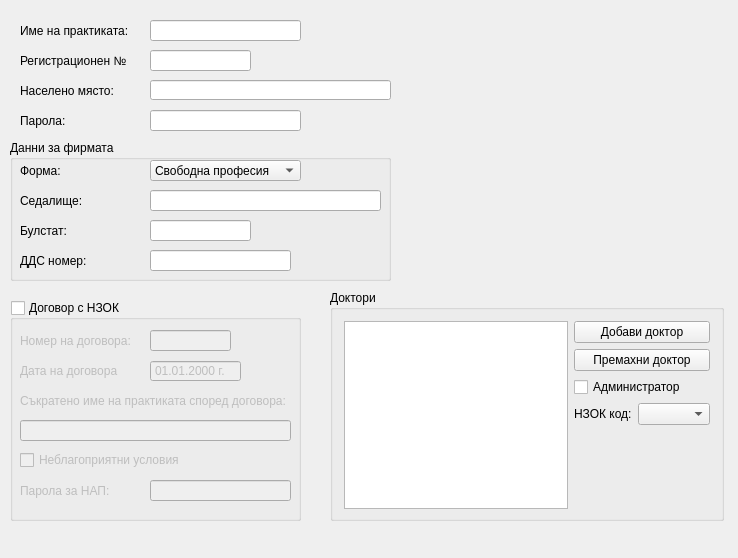
Qt form src/View/Widgets/PracticeSettings.ui (thefinalcutbg/DinoDent) before a commit.
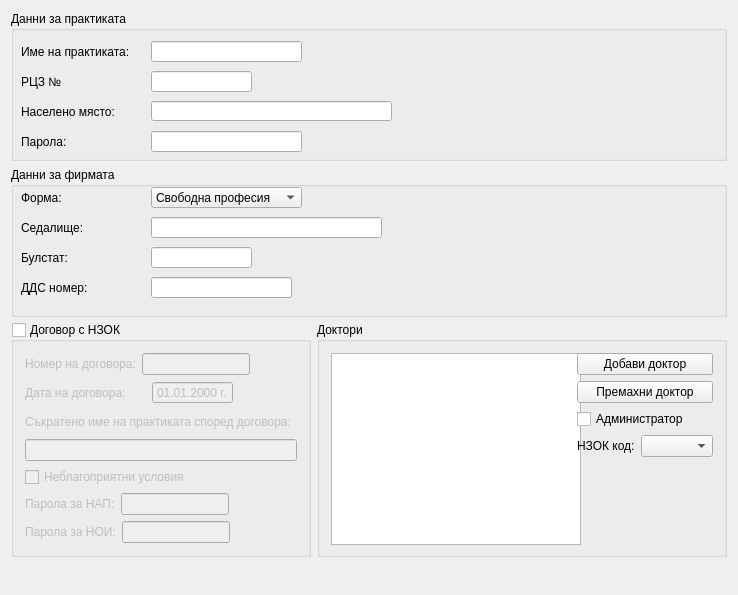
The same form after that commit. Custom widgets are drawn as their Qt base class.

Commit message: Nssi service and pass added

Patch:
```diff
--- a/src/View/Widgets/PracticeSettings.ui
+++ b/src/View/Widgets/PracticeSettings.ui
@@ -7,43 +7,37 @@
     <x>0</x>
     <y>0</y>
     <width>738</width>
-    <height>558</height>
+    <height>595</height>
    </rect>
   </property>
+  <property name="minimumSize">
+   <size>
+    <width>738</width>
+    <height>595</height>
+   </size>
+  </property>
   <property name="windowTitle">
    <string>PracticeSettings</string>
   </property>
-  <widget class="QLabel" name="label">
-   <property name="geometry">
-    <rect>
-     <x>20</x>
-     <y>20</y>
-     <width>121</width>
-     <height>21</height>
-    </rect>
-   </property>
-   <property name="text">
-    <string>Име на практиката:</string>
-   </property>
-  </widget>
-  <widget class="QLabel" name="label_2">
-   <property name="geometry">
-    <rect>
-     <x>20</x>
-     <y>50</y>
-     <width>121</width>
-     <height>21</height>
-    </rect>
-   </property>
-   <property name="text">
-    <string>Регистрационен №</string>
-   </property>
-  </widget>
+  <layout class="QVBoxLayout" name="verticalLayout_3">
+   <item>
+    <layout class="QVBoxLayout" name="verticalLayout_2">
+     <item>
+      <widget class="QGroupBox" name="groupBox_3">
+       <property name="minimumSize">
+        <size>
+         <width>0</width>
+         <height>150</height>
+        </size>
+       </property>
+       <property name="title">
+        <string>Данни за практиката</string>
+       </property>
   <widget class="LineEdit" name="practiceNameEdit">
    <property name="geometry">
     <rect>
-     <x>150</x>
-     <y>20</y>
+          <x>140</x>
+          <y>30</y>
      <width>151</width>
      <height>21</height>
     </rect>
@@ -61,8 +55,8 @@
   <widget class="LineEdit" name="rziEdit">
    <property name="geometry">
     <rect>
-     <x>150</x>
-     <y>50</y>
+          <x>140</x>
+          <y>60</y>
      <width>101</width>
      <height>21</height>
     </rect>
@@ -71,11 +65,91 @@
     <number>10</number>
    </property>
   </widget>
+       <widget class="AutoCompleteLineEdit" name="activityAddressEdit">
+        <property name="geometry">
+         <rect>
+          <x>140</x>
+          <y>90</y>
+          <width>241</width>
+          <height>20</height>
+         </rect>
+        </property>
+        <property name="sizePolicy">
+         <sizepolicy hsizetype="Preferred" vsizetype="Fixed">
+          <horstretch>0</horstretch>
+          <verstretch>0</verstretch>
+         </sizepolicy>
+        </property>
+        <property name="maxLength">
+         <number>68</number>
+        </property>
+       </widget>
+       <widget class="QLabel" name="label_2">
+        <property name="geometry">
+         <rect>
+          <x>10</x>
+          <y>60</y>
+          <width>121</width>
+          <height>21</height>
+         </rect>
+        </property>
+        <property name="text">
+         <string>РЦЗ №</string>
+        </property>
+       </widget>
+       <widget class="QLabel" name="label">
+        <property name="geometry">
+         <rect>
+          <x>10</x>
+          <y>30</y>
+          <width>121</width>
+          <height>21</height>
+         </rect>
+        </property>
+        <property name="text">
+         <string>Име на практиката:</string>
+        </property>
+       </widget>
+       <widget class="QLabel" name="label_12">
+        <property name="geometry">
+         <rect>
+          <x>10</x>
+          <y>120</y>
+          <width>111</width>
+          <height>21</height>
+         </rect>
+        </property>
+        <property name="text">
+         <string>Парола:</string>
+        </property>
+       </widget>
+       <widget class="LineEdit" name="passEdit">
+        <property name="geometry">
+         <rect>
+          <x>140</x>
+          <y>120</y>
+          <width>151</width>
+          <height>21</height>
+         </rect>
+        </property>
+        <property name="sizePolicy">
+         <sizepolicy hsizetype="Preferred" vsizetype="Fixed">
+          <horstretch>0</horstretch>
+          <verstretch>0</verstretch>
+         </sizepolicy>
+        </property>
+        <property name="maxLength">
+         <number>100</number>
+        </property>
+        <property name="echoMode">
+         <enum>QLineEdit::Normal</enum>
+        </property>
+       </widget>
   <widget class="QLabel" name="label_8">
    <property name="geometry">
     <rect>
-     <x>20</x>
-     <y>80</y>
+          <x>10</x>
+          <y>90</y>
      <width>111</width>
      <height>21</height>
     </rect>
@@ -84,14 +158,166 @@
     <string>Населено място:</string>
    </property>
   </widget>
+      </widget>
+     </item>
+     <item>
+      <widget class="QGroupBox" name="groupBox_2">
+       <property name="minimumSize">
+        <size>
+         <width>0</width>
+         <height>150</height>
+        </size>
+       </property>
+       <property name="title">
+        <string>Данни за фирмата</string>
+       </property>
+       <widget class="QComboBox" name="comboBox">
+        <property name="geometry">
+         <rect>
+          <x>140</x>
+          <y>20</y>
+          <width>151</width>
+          <height>21</height>
+         </rect>
+        </property>
+        <item>
+         <property name="text">
+          <string>Свободна професия</string>
+         </property>
+        </item>
+        <item>
+         <property name="text">
+          <string>ЕТ</string>
+         </property>
+        </item>
+        <item>
+         <property name="text">
+          <string>ЕООД</string>
+         </property>
+        </item>
+        <item>
+         <property name="text">
+          <string>ООД</string>
+         </property>
+        </item>
+        <item>
+         <property name="text">
+          <string>ЕАД</string>
+         </property>
+        </item>
+        <item>
+         <property name="text">
+          <string>АД</string>
+         </property>
+        </item>
+       </widget>
+       <widget class="LineEdit" name="firmAddressEdit">
+        <property name="geometry">
+         <rect>
+          <x>140</x>
+          <y>50</y>
+          <width>231</width>
+          <height>21</height>
+         </rect>
+        </property>
+        <property name="sizePolicy">
+         <sizepolicy hsizetype="Expanding" vsizetype="Fixed">
+          <horstretch>0</horstretch>
+          <verstretch>0</verstretch>
+         </sizepolicy>
+        </property>
+        <property name="maxLength">
+         <number>100</number>
+        </property>
+       </widget>
+       <widget class="LineEdit" name="vatEdit">
+        <property name="geometry">
+         <rect>
+          <x>140</x>
+          <y>110</y>
+          <width>141</width>
+          <height>21</height>
+         </rect>
+        </property>
+       </widget>
+       <widget class="LineEdit" name="bulstatEdit">
+        <property name="geometry">
+         <rect>
+          <x>140</x>
+          <y>80</y>
+          <width>101</width>
+          <height>21</height>
+         </rect>
+        </property>
+        <property name="maxLength">
+         <number>13</number>
+        </property>
+       </widget>
+       <widget class="QLabel" name="label_5">
+        <property name="geometry">
+         <rect>
+          <x>10</x>
+          <y>20</y>
+          <width>91</width>
+          <height>21</height>
+         </rect>
+        </property>
+        <property name="text">
+         <string>Форма:</string>
+        </property>
+       </widget>
+       <widget class="QLabel" name="label_4">
+        <property name="geometry">
+         <rect>
+          <x>10</x>
+          <y>50</y>
+          <width>81</width>
+          <height>21</height>
+         </rect>
+        </property>
+        <property name="text">
+         <string>Седалище:</string>
+        </property>
+       </widget>
+       <widget class="QLabel" name="label_6">
+        <property name="geometry">
+         <rect>
+          <x>10</x>
+          <y>110</y>
+          <width>81</width>
+          <height>21</height>
+         </rect>
+        </property>
+        <property name="text">
+         <string>ДДС номер:</string>
+        </property>
+       </widget>
+       <widget class="QLabel" name="label_3">
+        <property name="geometry">
+         <rect>
+          <x>10</x>
+          <y>80</y>
+          <width>49</width>
+          <height>21</height>
+         </rect>
+        </property>
+        <property name="text">
+         <string>Булстат:</string>
+        </property>
+       </widget>
+      </widget>
+     </item>
+    </layout>
+   </item>
+   <item>
+    <layout class="QHBoxLayout" name="horizontalLayout_3">
+     <item>
   <widget class="QGroupBox" name="nzokGroup">
-   <property name="geometry">
-    <rect>
-     <x>10</x>
-     <y>300</y>
-     <width>291</width>
-     <height>221</height>
-    </rect>
+       <property name="minimumSize">
+        <size>
+         <width>300</width>
+         <height>0</height>
+        </size>
    </property>
    <property name="title">
     <string>Договор с НЗОК</string>
@@ -102,53 +328,60 @@
    <property name="checked">
     <bool>false</bool>
    </property>
-   <widget class="LineEdit" name="contractEdit">
-    <property name="geometry">
-     <rect>
-      <x>140</x>
-      <y>30</y>
-      <width>81</width>
-      <height>21</height>
-     </rect>
-    </property>
-    <property name="maxLength">
-     <number>6</number>
-    </property>
-   </widget>
+       <layout class="QVBoxLayout" name="verticalLayout_4">
+        <item>
+         <layout class="QHBoxLayout" name="horizontalLayout_4">
+          <item>
    <widget class="QLabel" name="label_9">
-    <property name="geometry">
-     <rect>
-      <x>10</x>
-      <y>30</y>
-      <width>121</width>
-      <height>21</height>
-     </rect>
-    </property>
     <property name="text">
      <string>Номер на договора:</string>
     </property>
    </widget>
+          </item>
+          <item>
+           <widget class="LineEdit" name="contractEdit">
+            <property name="sizePolicy">
+             <sizepolicy hsizetype="Preferred" vsizetype="Fixed">
+              <horstretch>0</horstretch>
+              <verstretch>0</verstretch>
+             </sizepolicy>
+            </property>
+            <property name="maxLength">
+             <number>6</number>
+            </property>
+           </widget>
+          </item>
+          <item>
+           <spacer name="horizontalSpacer">
+            <property name="orientation">
+             <enum>Qt::Horizontal</enum>
+            </property>
+            <property name="sizeHint" stdset="0">
+             <size>
+              <width>40</width>
+              <height>20</height>
+             </size>
+            </property>
+           </spacer>
+          </item>
+         </layout>
+        </item>
+        <item>
+         <layout class="QHBoxLayout" name="horizontalLayout_5">
+          <item>
    <widget class="QLabel" name="label_10">
-    <property name="geometry">
-     <rect>
-      <x>10</x>
-      <y>60</y>
-      <width>121</width>
-      <height>21</height>
-     </rect>
-    </property>
     <property name="text">
-     <string>Дата на договора</string>
-    </property>
-   </widget>
+             <string>Дата на договора:      </string>
+            </property>
+           </widget>
+          </item>
+          <item>
    <widget class="DateEdit" name="contractDateEdit">
-    <property name="geometry">
-     <rect>
-      <x>140</x>
-      <y>60</y>
-      <width>91</width>
-      <height>22</height>
-     </rect>
+            <property name="minimumSize">
+             <size>
+              <width>80</width>
+              <height>0</height>
+             </size>
     </property>
     <property name="buttonSymbols">
      <enum>QAbstractSpinBox::NoButtons</enum>
@@ -184,119 +417,116 @@
      </date>
     </property>
    </widget>
+          </item>
+          <item>
+           <spacer name="horizontalSpacer_2">
+            <property name="orientation">
+             <enum>Qt::Horizontal</enum>
+            </property>
+            <property name="sizeHint" stdset="0">
+             <size>
+              <width>40</width>
+              <height>20</height>
+             </size>
+            </property>
+           </spacer>
+          </item>
+         </layout>
+        </item>
+        <item>
    <widget class="QLabel" name="label_11">
-    <property name="geometry">
-     <rect>
-      <x>10</x>
-      <y>90</y>
-      <width>281</width>
-      <height>21</height>
-     </rect>
-    </property>
     <property name="text">
      <string>Съкратено име на практиката според договора:</string>
     </property>
    </widget>
+        </item>
+        <item>
    <widget class="LineEdit" name="practiceNameNZOK">
-    <property name="geometry">
-     <rect>
-      <x>10</x>
-      <y>120</y>
-      <width>271</width>
-      <height>21</height>
-     </rect>
-    </property>
     <property name="maxLength">
      <number>100</number>
     </property>
    </widget>
+        </item>
+        <item>
+         <widget class="QCheckBox" name="unfavCheck">
+          <property name="text">
+           <string>Неблагоприятни условия</string>
+          </property>
+         </widget>
+        </item>
+        <item>
+         <layout class="QHBoxLayout" name="horizontalLayout_6">
+          <item>
    <widget class="QLabel" name="label_7">
-    <property name="geometry">
-     <rect>
-      <x>10</x>
-      <y>180</y>
-      <width>101</width>
-      <height>21</height>
-     </rect>
-    </property>
     <property name="text">
      <string>Парола за НАП:</string>
     </property>
    </widget>
+          </item>
+          <item>
    <widget class="LineEdit" name="nraPass">
-    <property name="geometry">
-     <rect>
-      <x>140</x>
-      <y>180</y>
-      <width>141</width>
-      <height>21</height>
-     </rect>
-    </property>
-   </widget>
-   <widget class="QCheckBox" name="unfavCheck">
-    <property name="geometry">
-     <rect>
-      <x>10</x>
-      <y>150</y>
-      <width>231</width>
+            <property name="sizePolicy">
+             <sizepolicy hsizetype="Preferred" vsizetype="Fixed">
+              <horstretch>0</horstretch>
+              <verstretch>0</verstretch>
+             </sizepolicy>
+            </property>
+           </widget>
+          </item>
+          <item>
+           <spacer name="horizontalSpacer_3">
+            <property name="orientation">
+             <enum>Qt::Horizontal</enum>
+            </property>
+            <property name="sizeHint" stdset="0">
+             <size>
+              <width>40</width>
       <height>20</height>
-     </rect>
-    </property>
+             </size>
+            </property>
+           </spacer>
+          </item>
+         </layout>
+        </item>
+        <item>
+         <layout class="QHBoxLayout" name="horizontalLayout_7">
+          <item>
+           <widget class="QLabel" name="label_14">
     <property name="text">
-     <string>Неблагоприятни условия</string>
-    </property>
-   </widget>
-  </widget>
-  <widget class="QLabel" name="errorLabel">
-   <property name="geometry">
-    <rect>
-     <x>10</x>
-     <y>530</y>
-     <width>391</width>
-     <height>21</height>
-    </rect>
-   </property>
+             <string>Парола за НОИ:</string>
+            </property>
+           </widget>
+          </item>
+          <item>
+           <widget class="LineEdit" name="nssiPass">
    <property name="sizePolicy">
-    <sizepolicy hsizetype="Preferred" vsizetype="Preferred">
+             <sizepolicy hsizetype="Preferred" vsizetype="Fixed">
      <horstretch>0</horstretch>
      <verstretch>0</verstretch>
     </sizepolicy>
    </property>
-   <property name="minimumSize">
+           </widget>
+          </item>
+          <item>
+           <spacer name="horizontalSpacer_4">
+            <property name="orientation">
+             <enum>Qt::Horizontal</enum>
+            </property>
+            <property name="sizeHint" stdset="0">
     <size>
-     <width>391</width>
-     <height>21</height>
-    </size>
-   </property>
-   <property name="styleSheet">
-    <string notr="true">color : red;</string>
-   </property>
-   <property name="text">
-    <string/>
-   </property>
-  </widget>
-  <widget class="QLabel" name="label_12">
-   <property name="geometry">
-    <rect>
-     <x>20</x>
-     <y>110</y>
-     <width>111</width>
-     <height>21</height>
-    </rect>
-   </property>
-   <property name="text">
-    <string>Парола:</string>
-   </property>
-  </widget>
+              <width>40</width>
+              <height>20</height>
+             </size>
+            </property>
+           </spacer>
+          </item>
+         </layout>
+        </item>
+       </layout>
+      </widget>
+     </item>
+     <item>
   <widget class="QGroupBox" name="groupBox">
-   <property name="geometry">
-    <rect>
-     <x>330</x>
-     <y>290</y>
-     <width>394</width>
-     <height>231</height>
-    </rect>
-   </property>
    <property name="title">
     <string>Доктори</string>
    </property>
@@ -305,7 +535,20 @@
      <number>9</number>
     </property>
     <item>
-     <widget class="QListWidget" name="doctorList"/>
+         <widget class="QListWidget" name="doctorList">
+          <property name="sizePolicy">
+           <sizepolicy hsizetype="Expanding" vsizetype="Fixed">
+            <horstretch>0</horstretch>
+            <verstretch>0</verstretch>
+           </sizepolicy>
+          </property>
+          <property name="minimumSize">
+           <size>
+            <width>250</width>
+            <height>0</height>
+           </size>
+          </property>
+         </widget>
     </item>
     <item>
      <layout class="QVBoxLayout" name="verticalLayout">
@@ -361,194 +604,45 @@
     </item>
    </layout>
   </widget>
-  <widget class="QGroupBox" name="groupBox_2">
-   <property name="geometry">
-    <rect>
-     <x>10</x>
-     <y>140</y>
-     <width>381</width>
-     <height>141</height>
-    </rect>
-   </property>
-   <property name="title">
-    <string>Данни за фирмата</string>
-   </property>
-   <widget class="QComboBox" name="comboBox">
-    <property name="geometry">
-     <rect>
-      <x>140</x>
-      <y>20</y>
-      <width>151</width>
-      <height>21</height>
-     </rect>
-    </property>
-    <item>
-     <property name="text">
-      <string>Свободна професия</string>
-     </property>
-    </item>
-    <item>
-     <property name="text">
-      <string>ЕТ</string>
-     </property>
+     </item>
+    </layout>
     </item>
     <item>
-     <property name="text">
-      <string>ЕООД</string>
-     </property>
-    </item>
-    <item>
-     <property name="text">
-      <string>ООД</string>
-     </property>
-    </item>
-    <item>
-     <property name="text">
-      <string>ЕАД</string>
-     </property>
-    </item>
-    <item>
-     <property name="text">
-      <string>АД</string>
-     </property>
-    </item>
-   </widget>
-   <widget class="LineEdit" name="firmAddressEdit">
-    <property name="geometry">
-     <rect>
-      <x>140</x>
-      <y>50</y>
-      <width>231</width>
-      <height>21</height>
-     </rect>
-    </property>
+    <widget class="QLabel" name="errorLabel">
     <property name="sizePolicy">
-     <sizepolicy hsizetype="Expanding" vsizetype="Fixed">
+      <sizepolicy hsizetype="Preferred" vsizetype="Preferred">
       <horstretch>0</horstretch>
       <verstretch>0</verstretch>
      </sizepolicy>
     </property>
-    <property name="maxLength">
-     <number>100</number>
-    </property>
-   </widget>
-   <widget class="LineEdit" name="vatEdit">
-    <property name="geometry">
-     <rect>
-      <x>140</x>
-      <y>110</y>
-      <width>141</width>
+     <property name="minimumSize">
+      <size>
+       <width>391</width>
       <height>21</height>
-     </rect>
-    </property>
-   </widget>
-   <widget class="LineEdit" name="bulstatEdit">
-    <property name="geometry">
-     <rect>
-      <x>140</x>
-      <y>80</y>
-      <width>101</width>
-      <height>21</height>
-     </rect>
-    </property>
-    <property name="maxLength">
-     <number>13</number>
-    </property>
-   </widget>
-   <widget class="QLabel" name="label_5">
-    <property name="geometry">
-     <rect>
-      <x>10</x>
-      <y>20</y>
-      <width>91</width>
-      <height>21</height>
-     </rect>
-    </property>
+      </size>
+     </property>
+     <property name="styleSheet">
+      <string notr="true">color : red;</string>
+     </property>
     <property name="text">
-     <string>Форма:</string>
-    </property>
-   </widget>
-   <widget class="QLabel" name="label_4">
-    <property name="geometry">
-     <rect>
-      <x>10</x>
-      <y>50</y>
-      <width>81</width>
-      <height>21</height>
-     </rect>
-    </property>
-    <property name="text">
-     <string>Седалище:</string>
-    </property>
-   </widget>
-   <widget class="QLabel" name="label_6">
-    <property name="geometry">
-     <rect>
-      <x>10</x>
-      <y>110</y>
-      <width>81</width>
-      <height>21</height>
-     </rect>
-    </property>
-    <property name="text">
-     <string>ДДС номер:</string>
-    </property>
-   </widget>
-   <widget class="QLabel" name="label_3">
-    <property name="geometry">
-     <rect>
-      <x>10</x>
-      <y>80</y>
-      <width>49</width>
-      <height>21</height>
-     </rect>
-    </property>
-    <property name="text">
-     <string>Булстат:</string>
-    </property>
-   </widget>
-  </widget>
-  <widget class="LineEdit" name="passEdit">
-   <property name="geometry">
-    <rect>
-     <x>150</x>
-     <y>110</y>
-     <width>151</width>
-     <height>21</height>
-    </rect>
-   </property>
-   <property name="sizePolicy">
-    <sizepolicy hsizetype="Preferred" vsizetype="Fixed">
-     <horstretch>0</horstretch>
-     <verstretch>0</verstretch>
-    </sizepolicy>
-   </property>
-   <property name="maxLength">
-    <number>100</number>
-   </property>
-   <property name="echoMode">
-    <enum>QLineEdit::Normal</enum>
-   </property>
-  </widget>
-  <widget class="AutoCompleteLineEdit" name="activityAddressEdit">
-   <property name="geometry">
-    <rect>
-     <x>150</x>
-     <y>80</y>
-     <width>241</width>
-     <height>20</height>
-    </rect>
-   </property>
-   <property name="sizePolicy">
-    <sizepolicy hsizetype="Preferred" vsizetype="Fixed">
-     <horstretch>0</horstretch>
-     <verstretch>0</verstretch>
-    </sizepolicy>
-   </property>
-   <property name="maxLength">
-    <number>68</number>
-   </property>
-  </widget>
+      <string/>
+     </property>
+    </widget>
+   </item>
+   <item>
+    <spacer name="verticalSpacer_2">
+     <property name="orientation">
+      <enum>Qt::Vertical</enum>
+     </property>
+     <property name="sizeHint" stdset="0">
+      <size>
+       <width>20</width>
+       <height>40</height>
+      </size>
+     </property>
+    </spacer>
+   </item>
+  </layout>
  </widget>
  <layoutdefault spacing="6" margin="11"/>
  <customwidgets>
```
Lines whose indentation alone changed are shown as unchanged. The commit also changes 16 other files.
